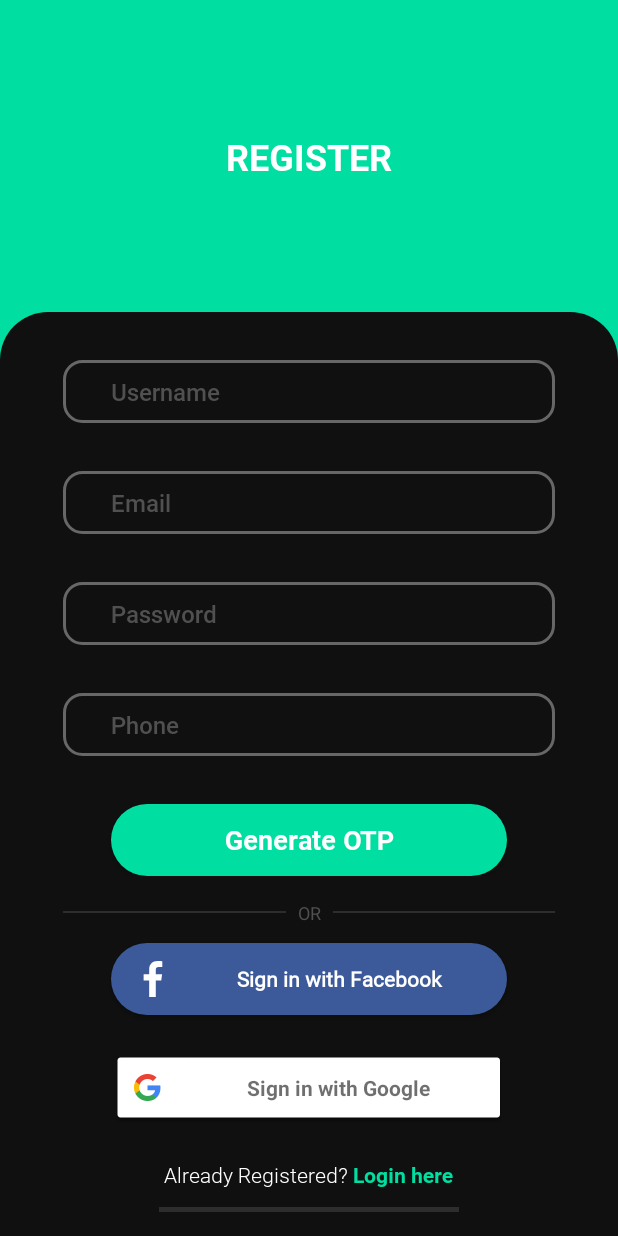
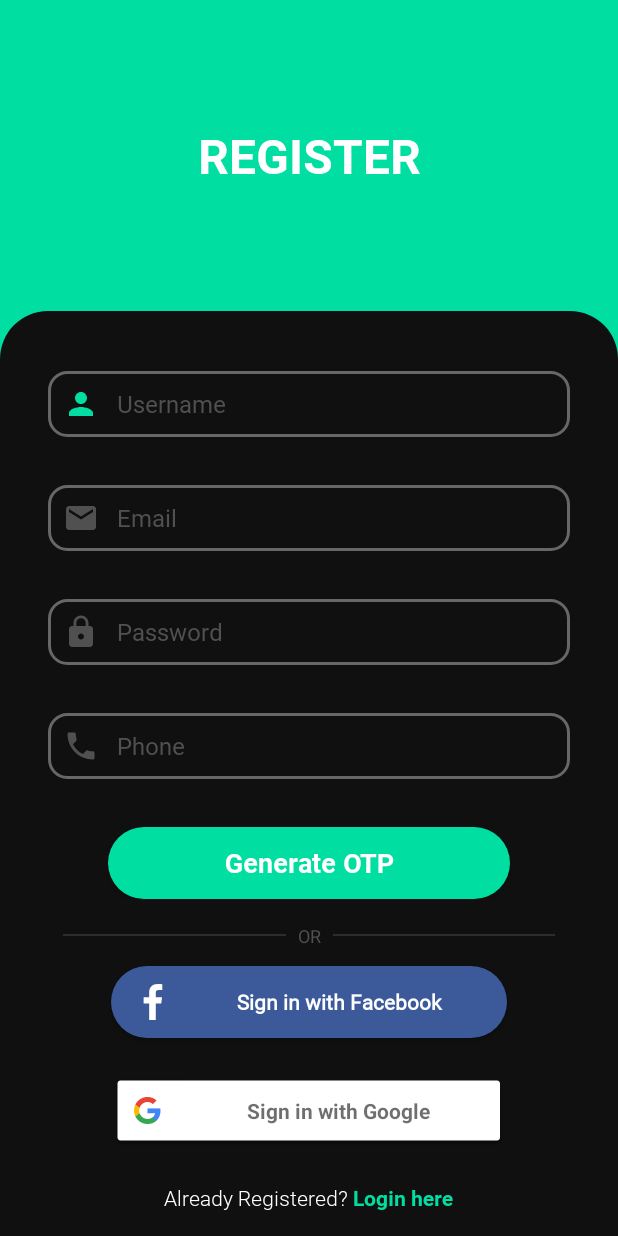
Before and after one commit to SAEapp/Bike_App, an Android app: the screen it shows after launch (Register), on a phone screen of 412 x 824 dp. Run offline under Robolectric (Android 15) with nearby library versions, the phone set to English and light mode, and no system bars; our stand-ins replace Firebase (no records; nobody signed in at launch, a user with empty details on screens opened directly); libraries missing offline, so code that uses them is left out: com.rilixtech.widget; 1 statement that could not run was skipped.

Commit message:
Improved register activity

```diff
--- /dev/null
+++ b/app/src/main/res/color/colorstatelist.xml
@@ -0,0 +1,17 @@
+<?xml version="1.0" encoding="utf-8"?>
+<selector xmlns:android="http://schemas.android.com/apk/res/android">
+    <item
+        android:color="@color/colorPrimaryGreen"
+        android:state_pressed="true"
+        android:state_focused="true"
+        android:state_selected="true"
+        android:state_checkable="true"
+        android:state_checked="true"
+        android:state_enabled="true"
+        android:state_window_focused="true"/>
+
+    <item
+        android:color="@color/colorInactiveText"
+        />
+
+</selector>
--- /dev/null
+++ b/app/src/main/res/drawable/custom_email.xml
@@ -0,0 +1,9 @@
+<?xml version="1.0" encoding="utf-8"?>
+<selector xmlns:android="http://schemas.android.com/apk/res/android">
+    <item android:state_focused="true"
+        android:drawable="@drawable/ic_icon_email_focused"
+        />
+    <item
+        android:drawable="@drawable/ic_icon_email"
+        />
+</selector>
--- /dev/null
+++ b/app/src/main/res/drawable/custom_password.xml
@@ -0,0 +1,9 @@
+<?xml version="1.0" encoding="utf-8"?>
+<selector xmlns:android="http://schemas.android.com/apk/res/android">
+    <item android:state_focused="true"
+        android:drawable="@drawable/ic_icon_password_focused"
+        />
+    <item
+        android:drawable="@drawable/ic_icon_password"
+        />
+</selector>
--- /dev/null
+++ b/app/src/main/res/drawable/custom_phone.xml
@@ -0,0 +1,9 @@
+<?xml version="1.0" encoding="utf-8"?>
+<selector xmlns:android="http://schemas.android.com/apk/res/android">
+    <item android:state_focused="true"
+        android:drawable="@drawable/ic_icon_phone_focused"
+        />
+    <item android:state_focused="false"
+        android:drawable="@drawable/ic_icon_phone"
+        />
+</selector>
--- /dev/null
+++ b/app/src/main/res/drawable/custom_username.xml
@@ -0,0 +1,9 @@
+<?xml version="1.0" encoding="utf-8"?>
+<selector xmlns:android="http://schemas.android.com/apk/res/android">
+    <item android:state_focused="true"
+        android:drawable="@drawable/ic_icon_person_focused"
+        />
+    <item
+        android:drawable="@drawable/ic_icon_person"
+        />
+</selector>
--- /dev/null
+++ b/app/src/main/res/drawable/ic_icon_email.xml
@@ -0,0 +1,9 @@
+<vector xmlns:android="http://schemas.android.com/apk/res/android"
+    android:width="24dp"
+    android:height="24dp"
+    android:viewportWidth="24"
+    android:viewportHeight="24">
+  <path
+      android:fillColor="@color/colorInactiveText"
+      android:pathData="M20,4L4,4c-1.1,0 -1.99,0.9 -1.99,2L2,18c0,1.1 0.9,2 2,2h16c1.1,0 2,-0.9 2,-2L22,6c0,-1.1 -0.9,-2 -2,-2zM20,8l-8,5 -8,-5L4,6l8,5 8,-5v2z"/>
+</vector>
--- /dev/null
+++ b/app/src/main/res/drawable/ic_icon_email_focused.xml
@@ -0,0 +1,9 @@
+<vector xmlns:android="http://schemas.android.com/apk/res/android"
+    android:width="24dp"
+    android:height="24dp"
+    android:viewportWidth="24"
+    android:viewportHeight="24">
+  <path
+      android:fillColor="@color/colorPrimaryGreen"
+      android:pathData="M20,4L4,4c-1.1,0 -1.99,0.9 -1.99,2L2,18c0,1.1 0.9,2 2,2h16c1.1,0 2,-0.9 2,-2L22,6c0,-1.1 -0.9,-2 -2,-2zM20,8l-8,5 -8,-5L4,6l8,5 8,-5v2z"/>
+</vector>
--- /dev/null
+++ b/app/src/main/res/drawable/ic_icon_password.xml
@@ -0,0 +1,9 @@
+<vector xmlns:android="http://schemas.android.com/apk/res/android"
+    android:width="24dp"
+    android:height="24dp"
+    android:viewportWidth="24"
+    android:viewportHeight="24">
+  <path
+      android:fillColor="@color/colorstatelist"
+      android:pathData="M18,8h-1L17,6c0,-2.76 -2.24,-5 -5,-5S7,3.24 7,6v2L6,8c-1.1,0 -2,0.9 -2,2v10c0,1.1 0.9,2 2,2h12c1.1,0 2,-0.9 2,-2L20,10c0,-1.1 -0.9,-2 -2,-2zM12,17c-1.1,0 -2,-0.9 -2,-2s0.9,-2 2,-2 2,0.9 2,2 -0.9,2 -2,2zM15.1,8L8.9,8L8.9,6c0,-1.71 1.39,-3.1 3.1,-3.1 1.71,0 3.1,1.39 3.1,3.1v2z"/>
+</vector>
--- /dev/null
+++ b/app/src/main/res/drawable/ic_icon_password_focused.xml
@@ -0,0 +1,9 @@
+<vector xmlns:android="http://schemas.android.com/apk/res/android"
+    android:width="24dp"
+    android:height="24dp"
+    android:viewportWidth="24"
+    android:viewportHeight="24">
+  <path
+      android:fillColor="@color/colorPrimaryGreen"
+      android:pathData="M18,8h-1L17,6c0,-2.76 -2.24,-5 -5,-5S7,3.24 7,6v2L6,8c-1.1,0 -2,0.9 -2,2v10c0,1.1 0.9,2 2,2h12c1.1,0 2,-0.9 2,-2L20,10c0,-1.1 -0.9,-2 -2,-2zM12,17c-1.1,0 -2,-0.9 -2,-2s0.9,-2 2,-2 2,0.9 2,2 -0.9,2 -2,2zM15.1,8L8.9,8L8.9,6c0,-1.71 1.39,-3.1 3.1,-3.1 1.71,0 3.1,1.39 3.1,3.1v2z"/>
+</vector>
--- /dev/null
+++ b/app/src/main/res/drawable/ic_icon_person.xml
@@ -0,0 +1,9 @@
+<vector xmlns:android="http://schemas.android.com/apk/res/android"
+    android:width="24dp"
+    android:height="24dp"
+    android:viewportWidth="24"
+    android:viewportHeight="24">
+  <path
+      android:fillColor="@color/colorInactiveText"
+      android:pathData="M12,12c2.21,0 4,-1.79 4,-4s-1.79,-4 -4,-4 -4,1.79 -4,4 1.79,4 4,4zM12,14c-2.67,0 -8,1.34 -8,4v2h16v-2c0,-2.66 -5.33,-4 -8,-4z"/>
+</vector>
--- /dev/null
+++ b/app/src/main/res/drawable/ic_icon_person_focused.xml
@@ -0,0 +1,9 @@
+<vector xmlns:android="http://schemas.android.com/apk/res/android"
+    android:width="24dp"
+    android:height="24dp"
+    android:viewportWidth="24"
+    android:viewportHeight="24">
+  <path
+      android:fillColor="@color/colorPrimaryGreen"
+      android:pathData="M12,12c2.21,0 4,-1.79 4,-4s-1.79,-4 -4,-4 -4,1.79 -4,4 1.79,4 4,4zM12,14c-2.67,0 -8,1.34 -8,4v2h16v-2c0,-2.66 -5.33,-4 -8,-4z"/>
+</vector>
--- /dev/null
+++ b/app/src/main/res/drawable/ic_icon_phone.xml
@@ -0,0 +1,10 @@
+<vector xmlns:android="http://schemas.android.com/apk/res/android"
+    android:width="24dp"
+    android:height="24dp"
+    android:viewportWidth="24"
+    android:viewportHeight="24"
+    >
+  <path
+      android:fillColor="@color/colorInactiveText"
+      android:pathData="M6.62,10.79c1.44,2.83 3.76,5.14 6.59,6.59l2.2,-2.2c0.27,-0.27 0.67,-0.36 1.02,-0.24 1.12,0.37 2.33,0.57 3.57,0.57 0.55,0 1,0.45 1,1V20c0,0.55 -0.45,1 -1,1 -9.39,0 -17,-7.61 -17,-17 0,-0.55 0.45,-1 1,-1h3.5c0.55,0 1,0.45 1,1 0,1.25 0.2,2.45 0.57,3.57 0.11,0.35 0.03,0.74 -0.25,1.02l-2.2,2.2z"/>
+</vector>
--- /dev/null
+++ b/app/src/main/res/drawable/ic_icon_phone_focused.xml
@@ -0,0 +1,10 @@
+<vector xmlns:android="http://schemas.android.com/apk/res/android"
+    android:width="24dp"
+    android:height="24dp"
+    android:viewportWidth="24"
+    android:viewportHeight="24"
+    >
+  <path
+      android:fillColor="@color/colorPrimaryGreen"
+      android:pathData="M6.62,10.79c1.44,2.83 3.76,5.14 6.59,6.59l2.2,-2.2c0.27,-0.27 0.67,-0.36 1.02,-0.24 1.12,0.37 2.33,0.57 3.57,0.57 0.55,0 1,0.45 1,1V20c0,0.55 -0.45,1 -1,1 -9.39,0 -17,-7.61 -17,-17 0,-0.55 0.45,-1 1,-1h3.5c0.55,0 1,0.45 1,1 0,1.25 0.2,2.45 0.57,3.57 0.11,0.35 0.03,0.74 -0.25,1.02l-2.2,2.2z"/>
+</vector>
--- a/app/src/main/res/layout/activity_login.xml
+++ b/app/src/main/res/layout/activity_login.xml
@@ -4,6 +4,7 @@
     xmlns:tools="http://schemas.android.com/tools"
     android:layout_width="match_parent"
     android:layout_height="match_parent"
+    android:background="@color/colorPrimaryBlack"
     tools:context=".Login">
 
 
@@ -12,7 +13,7 @@
         android:layout_width="287dp"
         android:layout_height="39dp"
 
-        android:background="#0B8F10"
+        android:background="@color/colorPrimaryGreen"
         android:ems="10"
         android:hint="@string/email"
         android:inputType="textEmailAddress"
@@ -30,7 +31,7 @@
         android:id="@+id/password"
         android:layout_width="287dp"
         android:layout_height="39dp"
-        android:background="#0B8F10"
+        android:background="@color/colorPrimaryGreen"
 
         android:ems="10"
         android:hint="@string/password"
@@ -51,7 +52,7 @@
         android:layout_width="162dp"
         android:layout_height="57dp"
         android:alpha="0.95"
-        android:background="#4CAF50"
+        android:background="@color/colorPrimaryGreen"
         android:text="@string/login"
         android:textColor="#ffffff"
         android:textSize="18sp"
@@ -67,7 +68,7 @@
         android:layout_height="wrap_content"
         android:layout_marginTop="8dp"
         android:text="@string/create_account"
-        android:textColor="#011902"
+        android:textColor="@color/colorPrimaryGreen"
         android:textSize="16sp"
         android:textStyle="bold"
         app:layout_constraintBottom_toBottomOf="parent"
@@ -82,7 +83,7 @@
         android:layout_height="wrap_content"
         android:layout_marginBottom="24dp"
         android:text="@string/forgot_password"
-        android:textColor="#011902"
+        android:textColor="@color/colorPrimaryGreen"
         android:textSize="16sp"
         android:textStyle="bold"
         app:layout_constraintBottom_toBottomOf="parent"
--- a/app/src/main/res/layout/activity_register.xml
+++ b/app/src/main/res/layout/activity_register.xml
@@ -15,8 +15,8 @@
         android:layout_height="wrap_content"
         android:background="@drawable/lowerswipe"
         android:orientation="vertical"
-        android:paddingStart="42dp"
-        android:paddingEnd="42dp"
+        android:paddingStart="32dp"
+        android:paddingEnd="32dp"
         app:layout_constraintBottom_toTopOf="@+id/linearLayoutCompat"
         app:layout_constraintEnd_toEndOf="parent"
         app:layout_constraintStart_toStartOf="parent">
@@ -25,15 +25,15 @@
             android:id="@+id/fullName"
             android:layout_width="match_parent"
             android:layout_height="wrap_content"
-
-            android:layout_marginTop="32dp"
+            android:layout_marginTop="40dp"
             android:layout_marginBottom="32dp"
             android:background="@drawable/rectangle"
-            android:fontFamily="@font/roboto_medium"
+            android:drawableStart="@drawable/custom_username"
+            android:drawablePadding="12dp"
+            android:fontFamily="@font/roboto_regular"
             android:hint="Username"
             android:inputType="textPersonName"
             android:padding="10dp"
-            android:paddingStart="32dp"
             android:textColor="#FFFFFF"
             android:textColorHint="@color/colorInactiveText"
             android:textSize="16sp"
@@ -44,14 +44,13 @@
             android:layout_width="match_parent"
             android:layout_height="wrap_content"
             android:layout_marginBottom="32dp"
-
             android:background="@drawable/rectangle"
-            android:ems="10"
-            android:fontFamily="@font/roboto_medium"
+            android:drawableStart="@drawable/custom_email"
+            android:drawablePadding="12dp"
+            android:fontFamily="@font/roboto_regular"
             android:hint="@string/email"
             android:inputType="textEmailAddress"
             android:padding="10dp"
-            android:paddingStart="32dp"
 
             android:textColor="#FFFFFF"
             android:textColorHint="@color/colorInactiveText"
@@ -63,13 +62,13 @@
             android:layout_width="match_parent"
             android:layout_height="wrap_content"
             android:layout_marginBottom="32dp"
-
             android:background="@drawable/rectangle"
-            android:fontFamily="@font/roboto_medium"
+            android:drawableStart="@drawable/custom_password"
+            android:drawablePadding="12dp"
+            android:fontFamily="@font/roboto_regular"
             android:hint="@string/password"
             android:inputType="textPassword"
             android:padding="10dp"
-            android:paddingStart="32dp"
             android:textColor="#FFFFFF"
             android:textColorHint="@color/colorInactiveText"
             android:textSize="16sp"
@@ -80,15 +79,13 @@
             android:layout_width="match_parent"
             android:layout_height="wrap_content"
             android:layout_marginBottom="32dp"
-
             android:background="@drawable/rectangle"
-            android:ems="10"
-            android:fontFamily="@font/roboto_medium"
+            android:drawableStart="@drawable/custom_phone"
+            android:drawablePadding="12dp"
+            android:fontFamily="@font/roboto_regular"
             android:hint="@string/phone"
             android:inputType="phone"
             android:padding="10dp"
-            android:paddingStart="32dp"
-
             android:textColor="#FFFFFF"
             android:textColorHint="@color/colorInactiveText"
             android:textSize="16sp"
@@ -98,8 +95,8 @@
             android:id="@+id/registerBtn"
             android:layout_width="match_parent"
             android:layout_height="wrap_content"
-            android:layout_marginStart="32dp"
-            android:layout_marginEnd="32dp"
+            android:layout_marginStart="40dp"
+            android:layout_marginEnd="40dp"
             android:background="@drawable/rounded_button"
             android:fontFamily="@font/roboto_bold"
             android:gravity="center"
@@ -128,35 +125,35 @@
         <LinearLayout
             android:layout_width="wrap_content"
             android:layout_height="wrap_content"
-            android:orientation="horizontal"
             android:layout_gravity="center"
-            android:layout_marginBottom="12dp">
+            android:layout_marginBottom="12dp"
+            android:orientation="horizontal">
 
             <View
                 android:layout_width="wrap_content"
                 android:layout_height="1dp"
+                android:layout_gravity="center_vertical"
+                android:layout_weight="0.33"
                 android:background="?android:listDivider"
-                android:backgroundTint="@color/white"
-                android:layout_weight="0.33"
-                android:layout_gravity="center_vertical"/>
+                android:backgroundTint="@color/white" />
 
             <TextView
                 android:id="@+id/or_text"
                 android:layout_width="wrap_content"
                 android:layout_height="wrap_content"
+                android:layout_marginLeft="8dp"
+                android:layout_marginRight="8dp"
                 android:text="@string/or"
                 android:textColor="@color/colorInactiveText"
-                android:textSize="12sp"
-                android:layout_marginLeft="8dp"
-                android:layout_marginRight="8dp"
-                />
+                android:textSize="12sp" />
+
             <View
                 android:layout_width="wrap_content"
                 android:layout_height="1dp"
+                android:layout_gravity="center_vertical"
+                android:layout_weight="0.33"
                 android:background="?android:listDivider"
-                android:backgroundTint="@color/white"
-                android:layout_weight="0.33"
-                android:layout_gravity="center_vertical"/>
+                android:backgroundTint="@color/white" />
         </LinearLayout>
 
         <Button
@@ -166,10 +163,10 @@
             android:layout_marginStart="32dp"
             android:layout_marginEnd="32dp"
             android:layout_marginBottom="24dp"
-            android:paddingLeft="16dp"
             android:background="@drawable/fb_rounded_button"
             android:drawableStart="@drawable/ic_facebook_2"
             android:fontFamily="@font/roboto_regular"
+            android:paddingLeft="16dp"
             android:text="Sign in with Facebook"
             android:textAllCaps="false"
             android:textColor="#ffffff"
@@ -191,7 +188,8 @@
             android:layout_width="wrap_content"
             android:layout_height="wrap_content"
             android:layout_gravity="center"
-            android:layout_marginTop="24dp">
+            android:layout_marginTop="24dp"
+            android:layout_marginBottom="16dp">
 
             <TextView
                 android:id="@+id/alreadyReg"
@@ -213,16 +211,6 @@
 
         </LinearLayout>
 
-        <View
-            android:layout_width="match_parent"
-            android:layout_height="3dp"
-            android:layout_marginStart="64dp"
-            android:layout_marginTop="12dp"
-            android:layout_marginEnd="64dp"
-            android:layout_marginBottom="16dp"
-            android:background="?android:listDivider"
-            android:backgroundTint="@color/white" />
-
 
     </androidx.appcompat.widget.LinearLayoutCompat>
 
@@ -232,8 +220,8 @@
         android:layout_height="wrap_content"
         android:fontFamily="@font/roboto_bold"
         android:text="REGISTER"
-        android:textColor="#FFFFFF"
-        android:textSize="24sp"
+        android:textColor="@color/white"
+        android:textSize="32sp"
         app:layout_constraintBottom_toTopOf="@+id/linearLayout3"
         app:layout_constraintEnd_toEndOf="parent"
         app:layout_constraintStart_toStartOf="parent"
--- a/app/src/main/res/values/colors.xml
+++ b/app/src/main/res/values/colors.xml
@@ -1,7 +1,7 @@
 <?xml version="1.0" encoding="utf-8"?>
 <resources>
     <color name="colorPrimaryGreen">#00DEA1</color>
-    <color name="colorGreenDark">#00AB72</color>
+    <color name="colorGreenDark">#2B00AB72</color>
     <color name="colorGreenLight">#64FFD2</color>
     <color name="colorPrimaryBlack">#101010</color>
     <color name="colorInactiveText">#515050</color>
```
